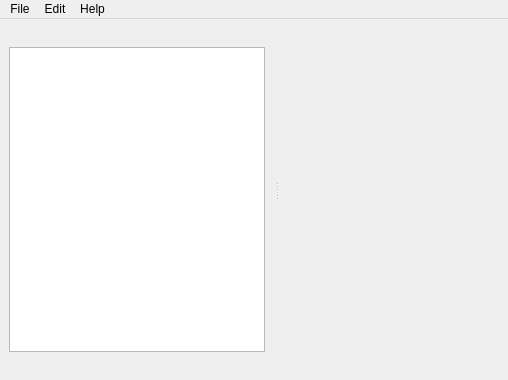
The window that mainwindow.ui (zpp0/wsnsim-preprocessor) describes before a commit, drawn with Qt 5.
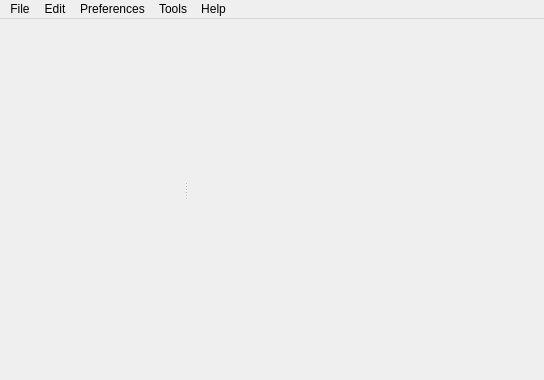
The same window after the commit. Icons and pictures are not drawn.

The edit to the form file:
```diff
--- a/mainwindow.ui
+++ b/mainwindow.ui
@@ -6,7 +6,7 @@
    <rect>
     <x>0</x>
     <y>0</y>
-    <width>508</width>
+    <width>544</width>
     <height>380</height>
    </rect>
   </property>
@@ -54,7 +54,7 @@
     <rect>
      <x>0</x>
      <y>0</y>
-     <width>508</width>
+     <width>544</width>
      <height>19</height>
     </rect>
    </property>
@@ -85,8 +85,21 @@
     <addaction name="actionAbout"/>
     <addaction name="separator"/>
    </widget>
+   <widget class="QMenu" name="menuOptions">
+    <property name="title">
+     <string>Preferences</string>
+    </property>
+   </widget>
+   <widget class="QMenu" name="menuModules">
+    <property name="title">
+     <string>Tools</string>
+    </property>
+    <addaction name="actionScanForModules"/>
+   </widget>
    <addaction name="menuFile"/>
    <addaction name="menuSettings"/>
+   <addaction name="menuOptions"/>
+   <addaction name="menuModules"/>
    <addaction name="menuHelp"/>
   </widget>
   <widget class="QStatusBar" name="statusBar">
@@ -120,32 +133,7 @@
     <number>1</number>
    </attribute>
    <widget class="QWidget" name="dockWidgetContents">
-    <layout class="QGridLayout" name="gridLayout_3">
-     <item row="0" column="0">
-      <widget class="QTreeWidget" name="tr_options">
-       <property name="enabled">
-        <bool>true</bool>
-       </property>
-       <property name="sizePolicy">
-        <sizepolicy hsizetype="Preferred" vsizetype="Preferred">
-         <horstretch>0</horstretch>
-         <verstretch>0</verstretch>
-        </sizepolicy>
-       </property>
-       <property name="indentation">
-        <number>15</number>
-       </property>
-       <attribute name="headerVisible">
-        <bool>false</bool>
-       </attribute>
-       <column>
-        <property name="text">
-         <string notr="true">1</string>
-        </property>
-       </column>
-      </widget>
-     </item>
-    </layout>
+    <layout class="QGridLayout" name="gridLayout_3"/>
    </widget>
   </widget>
   <action name="actionNew">
```
Left out of the diff: 7 changed lines with no effect on the pictures.
